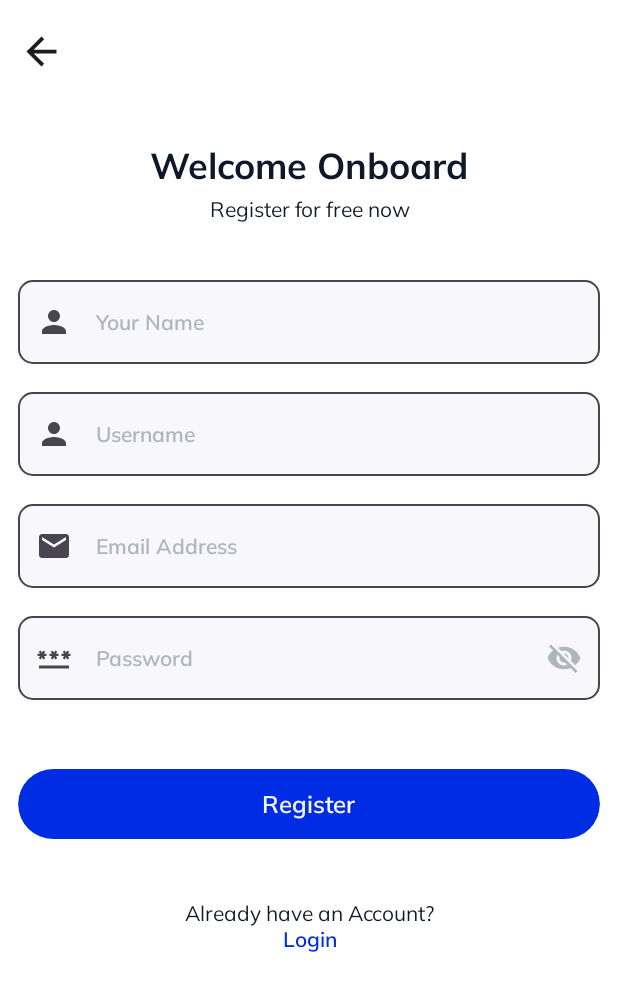
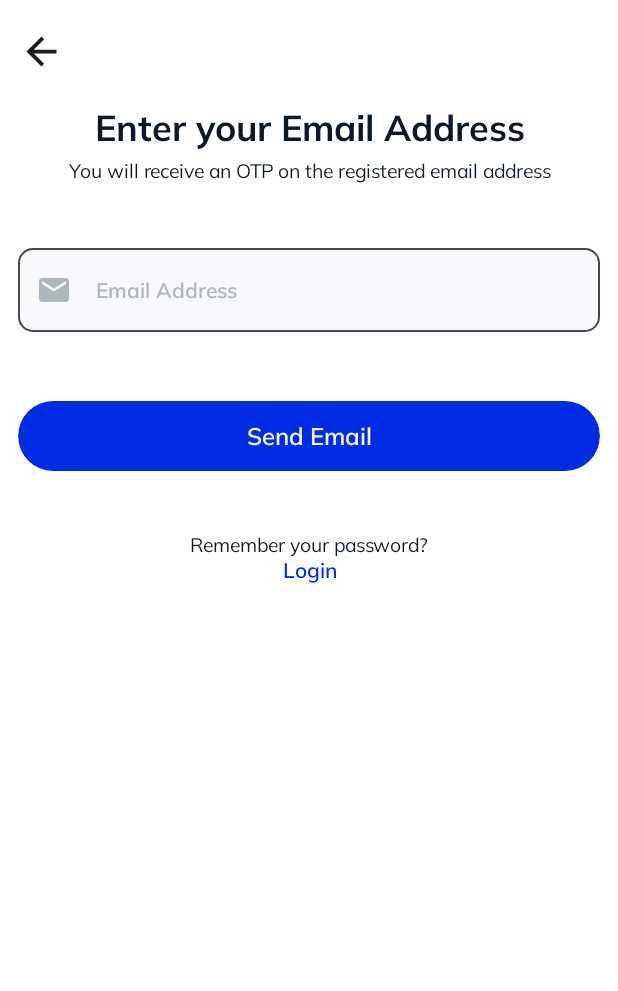
Before and after one commit to jetpack-compose-practice/PYChat, an Android app built with Jetpack Compose: the screen it shows after launch (MainActivity), on a phone screen of 412 x 824 dp. Shown: the top 991 px of the screen. Run offline under Robolectric (Android 15) with nearby library versions, the phone set to English and light mode, and no system bars; our stand-ins replace Dagger/Hilt's generated code.

Commit message:
email screen created

```diff
--- a/app/src/main/java/com/piyushprajpti/pychat/MainActivity.kt
+++ b/app/src/main/java/com/piyushprajpti/pychat/MainActivity.kt
@@ -5,6 +5,7 @@ import androidx.activity.ComponentActivity
 import androidx.activity.compose.setContent
 import androidx.compose.material3.MaterialTheme
 import androidx.compose.material3.Surface
+import com.piyushprajpti.pychat.presentation.auth.EmailScreen
 import com.piyushprajpti.pychat.presentation.auth.LoginScreen
 import com.piyushprajpti.pychat.presentation.auth.RegistrationScreen
 import com.piyushprajpti.pychat.presentation.auth.WalkthroughScreen
@@ -18,7 +19,7 @@ class MainActivity : ComponentActivity() {
         setContent {
             PYChatTheme {
                 Surface(color = MaterialTheme.colorScheme.background) {
-                RegistrationScreen()
+                EmailScreen()
                 }
             }
         }
--- a/app/src/main/java/com/piyushprajpti/pychat/presentation/auth/AuthComponents.kt
+++ b/app/src/main/java/com/piyushprajpti/pychat/presentation/auth/AuthComponents.kt
@@ -30,6 +30,7 @@ import androidx.compose.ui.text.input.KeyboardType
 import androidx.compose.ui.text.input.PasswordVisualTransformation
 import androidx.compose.ui.text.input.VisualTransformation
 import androidx.compose.ui.text.style.TextAlign
+import androidx.compose.ui.text.style.TextDecoration
 import androidx.compose.ui.unit.dp
 import com.piyushprajpti.pychat.ui.theme.TextDT
 import com.piyushprajpti.pychat.ui.theme.TextFieldBackgroundDT
@@ -65,14 +66,17 @@ fun PrimaryActionButton(
 fun ClickableText(
     text: String,
     color: Color,
+    alignment: Alignment = Alignment.Center,
+    textDecoration: TextDecoration = TextDecoration.None,
     onClick: () -> Unit
 ) {
-    Box(modifier = Modifier.fillMaxWidth(), contentAlignment = Alignment.Center) {
+    Box(modifier = Modifier.fillMaxWidth(), contentAlignment = alignment) {
         Text(
             modifier = Modifier
                 .clickable { onClick() },
             text = text,
             color = color,
+            textDecoration = textDecoration,
             style = Typography.bodyLarge,
             textAlign = TextAlign.Center
         )
@@ -130,7 +134,7 @@ fun InputField(
             unfocusedContainerColor = if (isSystemInDarkTheme()) TextFieldBackgroundDT else TextFieldBackgroundLT,
             focusedContainerColor = if (isSystemInDarkTheme()) TextFieldBackgroundDT else TextFieldBackgroundLT,
             unfocusedLabelColor = if (isSystemInDarkTheme()) TextFieldLabelDT else TextFieldLabelLT,
-//            unfocusedLeadingIconColor = if (isSystemInDarkTheme()) TextFieldLabelDT else TextFieldLabelLT,
+            unfocusedLeadingIconColor = if (isSystemInDarkTheme()) TextFieldLabelDT else TextFieldLabelLT,
             unfocusedTrailingIconColor = if (isSystemInDarkTheme()) TextFieldLabelDT else TextFieldLabelLT,
             focusedLeadingIconColor = MaterialTheme.colorScheme.primary
         ),
--- /dev/null
+++ b/app/src/main/java/com/piyushprajpti/pychat/presentation/auth/EmailScreen.kt
@@ -0,0 +1,56 @@
+package com.piyushprajpti.pychat.presentation.auth
+
+import androidx.compose.foundation.layout.Column
+import androidx.compose.foundation.layout.Spacer
+import androidx.compose.foundation.layout.fillMaxSize
+import androidx.compose.foundation.layout.height
+import androidx.compose.foundation.layout.padding
+import androidx.compose.material.icons.Icons
+import androidx.compose.material.icons.filled.Email
+import androidx.compose.material3.MaterialTheme
+import androidx.compose.runtime.Composable
+import androidx.compose.ui.Modifier
+import androidx.compose.ui.text.input.KeyboardType
+import androidx.compose.ui.unit.dp
+import com.piyushprajpti.pychat.presentation.BackButton
+import com.piyushprajpti.pychat.presentation.PrimaryMargin
+
+@Composable
+fun EmailScreen() {
+    Column {
+        BackButton(onClick = {})
+
+        Column(
+            modifier = Modifier
+                .fillMaxSize()
+                .padding(PrimaryMargin)
+        ) {
+            HeadlineText(text = "Enter your Email Address")
+            Spacer(modifier = Modifier.height(5.dp))
+            DescriptionText(text = "You will receive an OTP on the registered email address")
+
+            Spacer(modifier = Modifier.height(30.dp))
+
+            InputField(
+                label = "Email Address",
+                value = "",
+                onValueChange = {},
+                keyboardType = KeyboardType.Email,
+                icon = Icons.Default.Email,
+            )
+            Spacer(modifier = Modifier.height(40.dp))
+
+            PrimaryActionButton(text = "Send Email", onClick = {})
+
+            Spacer(modifier = Modifier.height(40.dp))
+
+            DescriptionText(text = "Remember your password?")
+
+            ClickableText(
+                text = "Login",
+                color = MaterialTheme.colorScheme.primary,
+                onClick = {}
+            )
+        }
+    }
+}
--- a/app/src/main/java/com/piyushprajpti/pychat/presentation/auth/LoginScreen.kt
+++ b/app/src/main/java/com/piyushprajpti/pychat/presentation/auth/LoginScreen.kt
@@ -9,7 +9,6 @@ import androidx.compose.foundation.layout.height
 import androidx.compose.foundation.layout.padding
 import androidx.compose.material.icons.Icons
 import androidx.compose.material.icons.filled.Email
-import androidx.compose.material.icons.filled.Lock
 import androidx.compose.material.icons.filled.Password
 import androidx.compose.material3.MaterialTheme
 import androidx.compose.material3.Surface
@@ -17,6 +16,7 @@ import androidx.compose.runtime.Composable
 import androidx.compose.ui.Alignment
 import androidx.compose.ui.Modifier
 import androidx.compose.ui.text.input.KeyboardType
+import androidx.compose.ui.text.style.TextDecoration
 import androidx.compose.ui.tooling.preview.Devices
 import androidx.compose.ui.tooling.preview.Preview
 import androidx.compose.ui.unit.dp
@@ -62,6 +62,13 @@ fun LoginScreen() {
                 icon = Icons.Default.Password,
             )
 
+            ClickableText(
+                text = "Reset Password",
+                color = MaterialTheme.colorScheme.secondary,
+                alignment = Alignment.CenterEnd,
+                textDecoration = TextDecoration.Underline,
+                onClick = {})
+
             Spacer(modifier = Modifier.height(40.dp))
 
             PrimaryActionButton(text = "Login", onClick = {})
@@ -70,7 +77,11 @@ fun LoginScreen() {
 
             DescriptionText(text = "Don't have an Account?")
 
-            ClickableText(text = "Register", color = MaterialTheme.colorScheme.primary, onClick = {})
+            ClickableText(
+                text = "Register",
+                color = MaterialTheme.colorScheme.primary,
+                onClick = {}
+            )
         }
     }
 }
--- a/app/src/main/java/com/piyushprajpti/pychat/ui/theme/Type.kt
+++ b/app/src/main/java/com/piyushprajpti/pychat/ui/theme/Type.kt
@@ -42,7 +42,7 @@ val Typography = Typography(
     bodyMedium = TextStyle(
         fontFamily = FontFamily(Font(R.font.mulish_regular)),
         fontWeight = FontWeight.Normal,
-        fontSize = 14.sp
+        fontSize = 13.sp
     ),
 
     labelLarge = TextStyle(
```
